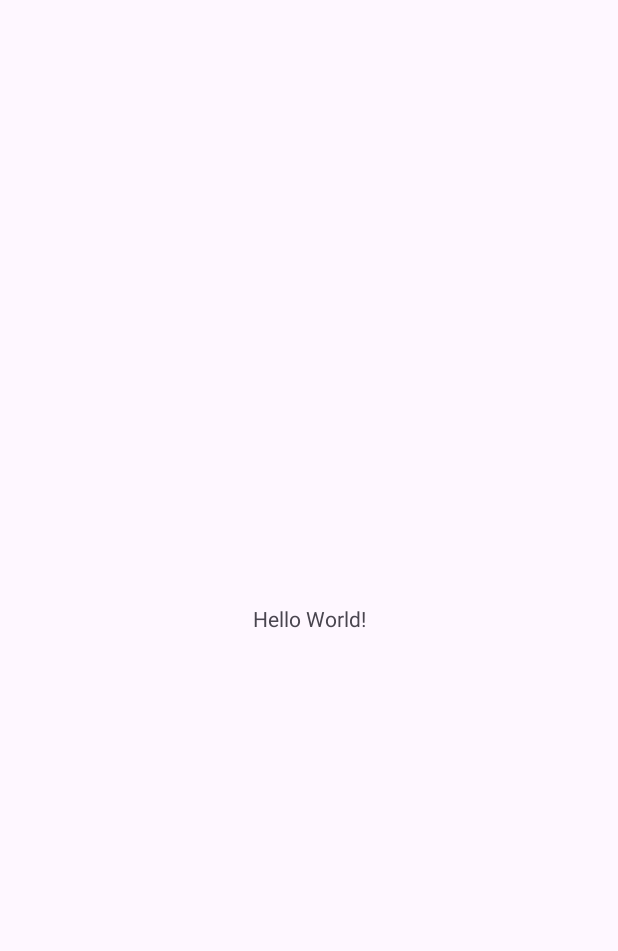
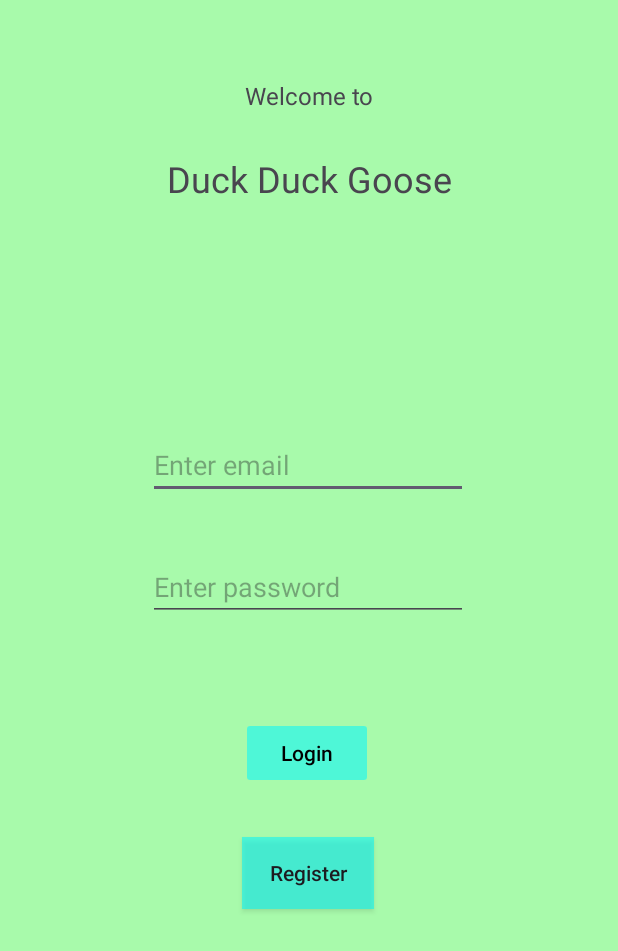
Before and after one commit to jonestho/duck-duck-goose, an Android app: the screen it shows after launch (MainActivity before the commit, LoginActivity after it), on a phone screen of 412 x 824 dp. Before the commit the part shown is almost empty. Shown: the top 951 px of the screen. Run offline under Robolectric (Android 15) with nearby library versions, the light colour scheme and no system bars; our stand-ins replace Firebase (no records; nobody signed in at launch, a user with empty details on screens opened directly).

Commit message:
create login and account creation activities

```diff
--- a/app/src/main/AndroidManifest.xml
+++ b/app/src/main/AndroidManifest.xml
@@ -13,7 +13,13 @@
         android:theme="@style/Theme.DuckDuckGoose"
         tools:targetApi="31">
         <activity
+            android:name=".NewAccountActivity"
+            android:exported="false" />
+        <activity
             android:name=".MainActivity"
+            android:exported="false" />
+        <activity
+            android:name=".LoginActivity"
             android:exported="true">
             <intent-filter>
                 <action android:name="android.intent.action.MAIN" />
--- /dev/null
+++ b/app/src/main/java/com/game/duckduckgoose/LoginActivity.kt
@@ -0,0 +1,86 @@
+package com.game.duckduckgoose
+
+import android.content.Intent
+import android.os.Bundle
+import android.text.Editable
+import android.text.TextWatcher
+import android.widget.Button
+import android.widget.EditText
+import androidx.activity.enableEdgeToEdge
+import androidx.appcompat.app.AppCompatActivity
+import androidx.core.view.ViewCompat
+import androidx.core.view.WindowInsetsCompat
+import androidx.lifecycle.ViewModelProvider
+import com.google.android.material.snackbar.Snackbar
+
+class LoginActivity : AppCompatActivity() {
+    private lateinit var myViewModel: LoginViewModel
+    override fun onCreate(savedInstanceState: Bundle?) {
+        super.onCreate(savedInstanceState)
+        enableEdgeToEdge()
+        setContentView(R.layout.activity_login)
+        ViewCompat.setOnApplyWindowInsetsListener(findViewById(R.id.main)) { v, insets ->
+            val systemBars = insets.getInsets(WindowInsetsCompat.Type.systemBars())
+            v.setPadding(systemBars.left, systemBars.top, systemBars.right, systemBars.bottom)
+            insets
+        }
+
+        myViewModel = ViewModelProvider(this)[LoginViewModel::class.java]
+
+        val loginBtn = findViewById<Button>(R.id.login_button)
+        val registerBtn = findViewById<Button>(R.id.register_button)
+
+        val email = findViewById<EditText>(R.id.user_email)
+        val password = findViewById<EditText>(R.id.user_password)
+
+        email.addTextChangedListener(object: TextWatcher {
+            override fun beforeTextChanged(s: CharSequence?, start: Int, count: Int, after: Int) {}
+
+            override fun onTextChanged(s: CharSequence?, start: Int, before: Int, count: Int) {
+                if(email.text.isNotEmpty() && password.text.isNotEmpty()){
+                    loginBtn.isEnabled = true;
+                }else{
+                    loginBtn.isEnabled = false;
+                }
+            }
+
+            override fun afterTextChanged(s: Editable?) {}
+
+        })
+
+        password.addTextChangedListener(object: TextWatcher {
+            override fun beforeTextChanged(s: CharSequence?, start: Int, count: Int, after: Int) {}
+
+            override fun onTextChanged(s: CharSequence?, start: Int, before: Int, count: Int) {
+                loginBtn.isEnabled = email.text.isNotEmpty() && password.text.isNotEmpty()
+            }
+
+            override fun afterTextChanged(s: Editable?) {
+            }
+
+        })
+
+        myViewModel.userID.observe(this){
+            if (it != null && myViewModel.isInitialized) {
+                val toMain = Intent(this, MainActivity::class.java)
+                toMain.putExtra("uid", myViewModel.userID.value)
+
+                startActivity(toMain)
+            }
+            else{
+                if(myViewModel.isInitialized)
+                    Snackbar.make(loginBtn, "Error: Could not log in", Snackbar.LENGTH_LONG)
+                        .show()
+            }
+        }
+
+        loginBtn.setOnClickListener{
+            myViewModel.doLogin(email.text.toString(), password.text.toString())
+        }
+
+        registerBtn.setOnClickListener{
+            val toRegister = Intent(this, NewAccountActivity::class.java)
+            startActivity(toRegister)
+        }
+    }
+}
--- /dev/null
+++ b/app/src/main/java/com/game/duckduckgoose/LoginViewModel.kt
@@ -0,0 +1,36 @@
+package com.game.duckduckgoose
+
+import androidx.lifecycle.LiveData
+import androidx.lifecycle.MutableLiveData
+import androidx.lifecycle.ViewModel
+import androidx.lifecycle.viewModelScope
+import com.google.firebase.Firebase
+import com.google.firebase.auth.auth
+import kotlinx.coroutines.Dispatchers
+import kotlinx.coroutines.launch
+
+class LoginViewModel: ViewModel() {
+    private val auth = Firebase.auth
+    private val _userID: MutableLiveData<String?> = MutableLiveData("")
+
+    var isInitialized: Boolean = false
+
+    val userID: LiveData<String?> get() = _userID
+
+    init{
+        _userID.postValue(auth.uid)
+    }
+
+    fun doLogin(email: String, password: String){
+        viewModelScope.launch(Dispatchers.IO) {
+            auth.signInWithEmailAndPassword(email, password)
+                .addOnSuccessListener {
+                    isInitialized = true
+                    _userID.postValue(it.user?.uid)
+                }.addOnFailureListener {
+                    isInitialized = true
+                    _userID.value = null
+                }
+        }
+    }
+}
--- /dev/null
+++ b/app/src/main/java/com/game/duckduckgoose/MainViewModel.kt
@@ -0,0 +1,4 @@
+package com.game.duckduckgoose
+
+class MainViewModel {
+}
--- /dev/null
+++ b/app/src/main/res/color/button_background_color.xml
@@ -0,0 +1,5 @@
+<?xml version="1.0" encoding="utf-8"?>
+<selector xmlns:android="http://schemas.android.com/apk/res/android">
+    <item android:color="@color/colorEnabledBackground" />
+    <item android:color="@color/colorDisabledBackground" android:state_enabled="false" />
+</selector>
--- /dev/null
+++ b/app/src/main/res/layout/activity_login.xml
@@ -0,0 +1,92 @@
+<?xml version="1.0" encoding="utf-8"?>
+<androidx.constraintlayout.widget.ConstraintLayout xmlns:android="http://schemas.android.com/apk/res/android"
+    xmlns:app="http://schemas.android.com/apk/res-auto"
+    xmlns:tools="http://schemas.android.com/tools"
+    android:id="@+id/main"
+    android:layout_width="match_parent"
+    android:layout_height="match_parent"
+    android:background="#5700FF0A"
+    tools:context=".LoginActivity">
+
+    <TextView
+        android:id="@+id/textView2"
+        android:layout_width="wrap_content"
+        android:layout_height="wrap_content"
+        android:text="Welcome to"
+        android:textSize="16sp"
+        app:layout_constraintBottom_toBottomOf="parent"
+        app:layout_constraintEnd_toEndOf="parent"
+        app:layout_constraintStart_toStartOf="parent"
+        app:layout_constraintTop_toTopOf="parent"
+        app:layout_constraintVertical_bias="0.066" />
+
+    <TextView
+        android:id="@+id/textView"
+        android:layout_width="wrap_content"
+        android:layout_height="wrap_content"
+        android:layout_marginTop="28dp"
+        android:text="Duck Duck Goose"
+        android:textSize="24sp"
+        app:layout_constraintEnd_toEndOf="parent"
+        app:layout_constraintStart_toStartOf="parent"
+        app:layout_constraintTop_toBottomOf="@+id/textView2" />
+
+    <EditText
+        android:id="@+id/user_email"
+        android:layout_width="wrap_content"
+        android:layout_height="wrap_content"
+        android:layout_marginTop="152dp"
+        android:ems="10"
+        android:hint="Enter email"
+        android:inputType="textEmailAddress"
+        app:layout_constraintEnd_toEndOf="parent"
+        app:layout_constraintHorizontal_bias="0.497"
+        app:layout_constraintStart_toStartOf="parent"
+        app:layout_constraintTop_toBottomOf="@+id/textView" />
+
+    <EditText
+        android:id="@+id/user_password"
+        android:layout_width="wrap_content"
+        android:layout_height="wrap_content"
+        android:layout_marginTop="36dp"
+        android:ems="10"
+        android:hint="Enter password"
+        android:inputType="textPassword"
+        app:layout_constraintEnd_toEndOf="parent"
+        app:layout_constraintHorizontal_bias="0.497"
+        app:layout_constraintStart_toStartOf="parent"
+        app:layout_constraintTop_toBottomOf="@+id/user_email" />
+
+    <androidx.appcompat.widget.AppCompatButton
+        android:id="@+id/login_button"
+        android:layout_width="wrap_content"
+        android:layout_height="wrap_content"
+        android:layout_marginTop="64dp"
+        android:backgroundTint="@color/button_background_color"
+        android:enabled="false"
+        android:text="Login"
+        android:textAllCaps="false"
+        android:textColor="#000000"
+        app:layout_constraintEnd_toEndOf="parent"
+        app:layout_constraintHorizontal_bias="0.495"
+        app:layout_constraintStart_toStartOf="parent"
+        app:layout_constraintTop_toBottomOf="@+id/user_password" />
+
+    <androidx.appcompat.widget.AppCompatButton
+        android:id="@+id/register_button"
+        android:layout_width="wrap_content"
+        android:layout_height="wrap_content"
+        android:layout_marginTop="12dp"
+        android:background="#8800F6FF"
+        android:text="Register"
+        android:textAllCaps="false"
+        app:layout_constraintBottom_toBottomOf="parent"
+        app:layout_constraintEnd_toEndOf="parent"
+        app:layout_constraintHorizontal_bias="0.498"
+        app:layout_constraintStart_toStartOf="parent"
+        app:layout_constraintTop_toBottomOf="@+id/login_button"
+        app:layout_constraintVertical_bias="0.085"
+        tools:ignore="MissingConstraints" />
+
+
+</androidx.constraintlayout.widget.ConstraintLayout>
--- a/app/src/main/res/layout/activity_main.xml
+++ b/app/src/main/res/layout/activity_main.xml
@@ -7,13 +7,4 @@
     android:layout_height="match_parent"
     tools:context=".MainActivity">
 
-    <TextView
-        android:layout_width="wrap_content"
-        android:layout_height="wrap_content"
-        android:text="Hello World!"
-        app:layout_constraintBottom_toBottomOf="parent"
-        app:layout_constraintEnd_toEndOf="parent"
-        app:layout_constraintStart_toStartOf="parent"
-        app:layout_constraintTop_toTopOf="parent" />
-
 </androidx.constraintlayout.widget.ConstraintLayout>
--- a/app/src/main/res/values/colors.xml
+++ b/app/src/main/res/values/colors.xml
@@ -2,4 +2,6 @@
 <resources>
     <color name="black">#FF000000</color>
     <color name="white">#FFFFFFFF</color>
+    <color name="colorEnabledBackground">#8800F6FF</color>
+    <color name="colorDisabledBackground">#B9CBCC</color>
 </resources>
--- a/gradle/libs.versions.toml
+++ b/gradle/libs.versions.toml
@@ -9,6 +9,9 @@ appcompat = "1.6.1"
 material = "1.11.0"
 activity = "1.8.0"
 constraintlayout = "2.1.4"
+firebaseCommonKtx = "20.4.3"
+firebaseAuthKtx = "22.3.1"
+firebaseFirestoreKtx = "24.11.0"
 
 [libraries]
 androidx-core-ktx = { group = "androidx.core", name = "core-ktx", version.ref = "coreKtx" }
@@ -19,6 +22,9 @@ androidx-appcompat = { group = "androidx.appcompat", name = "appcompat", version
 material = { group = "com.google.android.material", name = "material", version.ref = "material" }
 androidx-activity = { group = "androidx.activity", name = "activity", version.ref = "activity" }
 androidx-constraintlayout = { group = "androidx.constraintlayout", name = "constraintlayout", version.ref = "constraintlayout" }
+firebase-common-ktx = { group = "com.google.firebase", name = "firebase-common-ktx", version.ref = "firebaseCommonKtx" }
+firebase-auth-ktx = { group = "com.google.firebase", name = "firebase-auth-ktx", version.ref = "firebaseAuthKtx" }
+firebase-firestore-ktx = { group = "com.google.firebase", name = "firebase-firestore-ktx", version.ref = "firebaseFirestoreKtx" }
 
 [plugins]
 androidApplication = { id = "com.android.application", version.ref = "agp" }
```
Also changed, not shown: app/build.gradle.kts (+12 -0 lines), app/src/main/java/com/game/duckduckgoose/NewAccountActivity.kt (added, +93 -0 lines), app/src/main/java/com/game/duckduckgoose/NewAccountViewModel.kt (added, +63 -0 lines), app/src/main/res/layout/activity_new_account.xml (added, +103 -0 lines).
